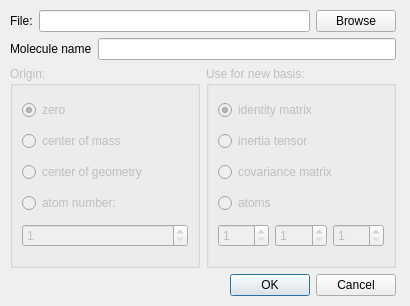
Before: the Qt Designer form source/open_dialog.ui in janvc/molconv, drawn with Qt 5.
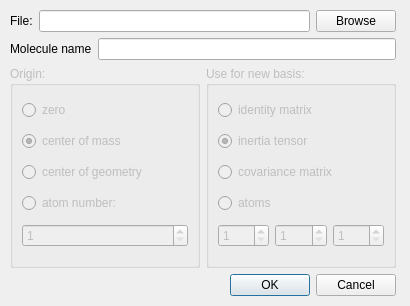
After: the same form once the commit is applied.

Commit message: changed defaults in OpenDialog

Diff of the .ui file:
```diff
--- a/source/open_dialog.ui
+++ b/source/open_dialog.ui
@@ -93,7 +93,7 @@
               <string>zero</string>
              </property>
              <property name="checked">
-              <bool>true</bool>
+              <bool>false</bool>
              </property>
             </widget>
            </item>
@@ -103,7 +103,7 @@
               <string>center of mass</string>
              </property>
              <property name="checked">
-              <bool>false</bool>
+              <bool>true</bool>
              </property>
             </widget>
            </item>
@@ -149,7 +149,7 @@
               <string>identity matrix</string>
              </property>
              <property name="checked">
-              <bool>true</bool>
+              <bool>false</bool>
              </property>
             </widget>
            </item>
@@ -159,7 +159,7 @@
               <string>inertia tensor</string>
              </property>
              <property name="checked">
-              <bool>false</bool>
+              <bool>true</bool>
              </property>
             </widget>
            </item>
```
